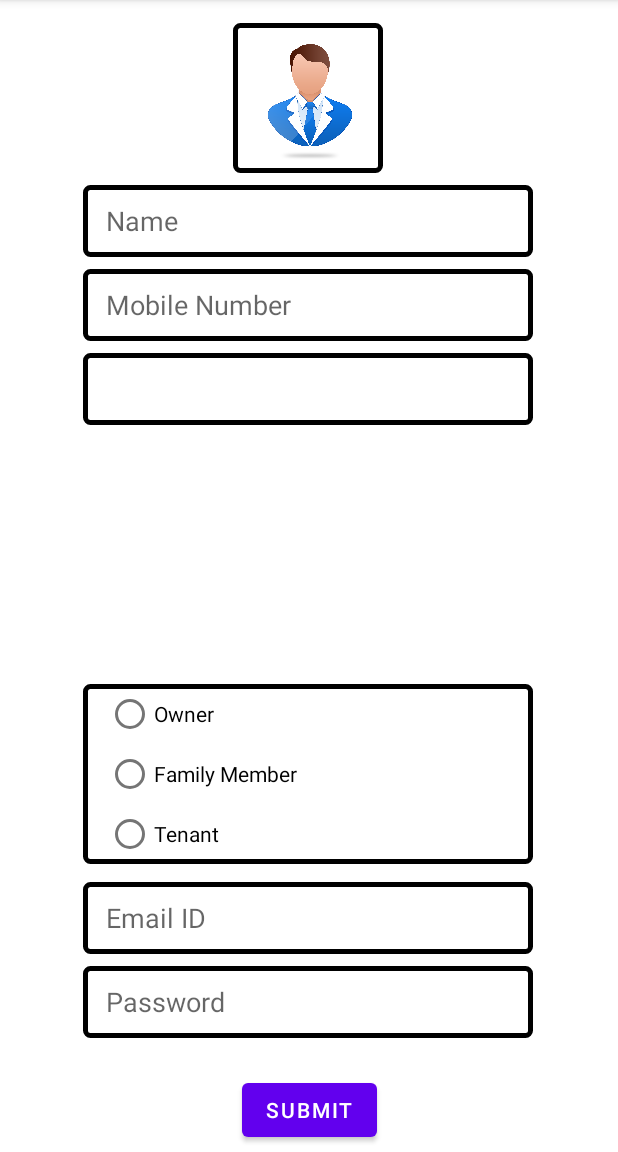
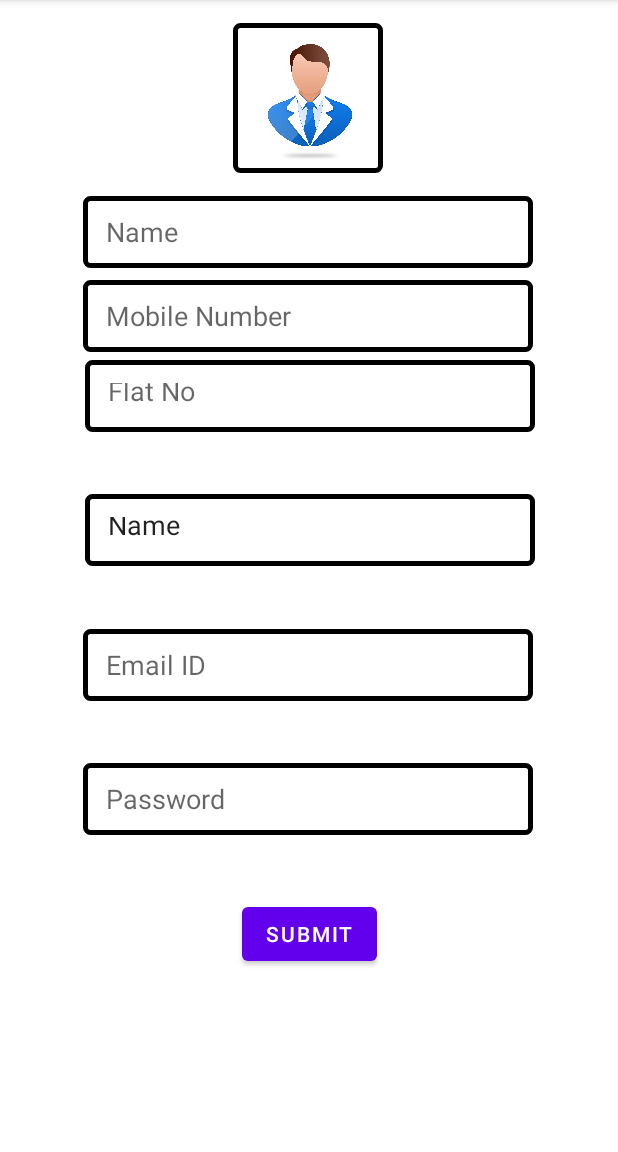
Before and after one commit to Mahesh0911/SmartSociety, an Android app: the registerPage screen opened directly, with no data from a screen before it, after a tap on "SUBMIT", on a phone screen of 412 x 824 dp, the part 84-1236 px from its top. Run offline under Robolectric (Android 15) with nearby library versions, the phone set to English and light mode, and no system bars; our stand-ins replace Firebase (no records; nobody signed in at launch, a user with empty details on screens opened directly).

```diff
--- a/app/src/main/java/com/example/smartsociety/Dashboard.java
+++ b/app/src/main/java/com/example/smartsociety/Dashboard.java
@@ -30,6 +30,7 @@ public class Dashboard extends AppCompatActivity {
     public Button alertbtn;
     public Button societybtn;
     public Switch switchTheme;
+
 
 
 
--- a/app/src/main/java/com/example/smartsociety/LoginActivity.java
+++ b/app/src/main/java/com/example/smartsociety/LoginActivity.java
@@ -114,7 +114,7 @@ public class LoginActivity extends AppCompatActivity {
             final EditText emailet= new EditText(this);
 
             // write the email using which you registered
-            emailet.setText("Email");
+            emailet.setHint("Enter Email");
             emailet.setMinEms(16);
             emailet.setInputType(InputType.TYPE_TEXT_VARIATION_EMAIL_ADDRESS);
             linearLayout.addView(emailet);
--- a/app/src/main/java/com/example/smartsociety/registerPage.java
+++ b/app/src/main/java/com/example/smartsociety/registerPage.java
@@ -9,14 +9,23 @@ import android.text.TextUtils;
 import android.view.View;
 import android.widget.Button;
 import android.widget.EditText;
+import android.widget.RadioGroup;
 import android.widget.Toast;
 
 import com.google.android.gms.tasks.OnCompleteListener;
 import com.google.android.gms.tasks.Task;
 import com.google.firebase.auth.AuthResult;
 import com.google.firebase.auth.FirebaseAuth;
+import com.google.firebase.database.FirebaseDatabase;
+
+import java.util.HashMap;
+import java.util.Map;
 
 public class registerPage extends AppCompatActivity{
+    public EditText name;
+    public EditText phone;
+    public EditText flatNo;
+    public EditText relationStatus;
     public EditText email;
     public EditText password;
     public Button submit;
@@ -26,6 +35,12 @@ public class registerPage extends AppCompatActivity{
     protected void onCreate(Bundle savedInstanceState) {
         super.onCreate(savedInstanceState);
         setContentView(R.layout.activity_register_page);
+        name=findViewById(R.id.name);
+        phone=findViewById(R.id.mobileno);
+        flatNo=findViewById(R.id.flatNo);
+        relationStatus=findViewById(R.id.relationStatus);
+
+
         submit=findViewById(R.id.submit) ;
         email=findViewById(R.id.email1) ;
         password=findViewById(R.id.Password);
@@ -36,20 +51,34 @@ public class registerPage extends AppCompatActivity{
             public void onClick(View view) {
                 String eml=email.getText().toString();
                 String pass=password.getText().toString();
-                if(TextUtils.isEmpty(eml) || TextUtils.isEmpty(pass)){
+                String nam=name.getText().toString();
+                String mno=phone.getText().toString();
+                String flat=flatNo.getText().toString();
+                String relStatus=relationStatus.getText().toString();
+
+                if(TextUtils.isEmpty(eml) || TextUtils.isEmpty(pass)|| TextUtils.isEmpty(nam)|| TextUtils.isEmpty(mno)|| TextUtils.isEmpty(flat)|| TextUtils.isEmpty(relStatus)){
                     Toast.makeText(registerPage.this, "Something Incorrect", Toast.LENGTH_SHORT).show();
                 }else{
-                    regist(eml,pass);
+                    regist(eml,pass,nam,mno,flat,relStatus);
                 }
             }
         });
     }
 
-    private void regist(String eml, String pass) {
+    private void regist(String eml, String pass, String nam, String mno, String flat,String relStatus) {
+        Map<String, String> map = new HashMap<>();
+        map.put("name", nam);
+        map.put("mobile_no",mno);
+        map.put("email", eml);
+        map.put("flat_no", flat);
+        map.put("relation_status",relStatus);
+
+
         firebaseAuth.createUserWithEmailAndPassword(eml,pass).addOnCompleteListener(registerPage.this, new OnCompleteListener<AuthResult>() {
             @Override
             public void onComplete(@NonNull Task<AuthResult> task) {
                 if(task.isSuccessful()){
+                    FirebaseDatabase.getInstance().getReference().child("Gokuldham_Society").push().setValue(map);
                     Toast.makeText(registerPage.this, "success", Toast.LENGTH_SHORT).show();
                     Intent intent=new Intent(registerPage.this,LoginActivity.class);
                     startActivity(intent);
--- a/app/src/main/res/layout/activity_register_page.xml
+++ b/app/src/main/res/layout/activity_register_page.xml
@@ -6,41 +6,6 @@
     android:layout_height="match_parent"
     android:touchscreenBlocksFocus="true">
 
-
-    <RadioGroup
-        android:id="@+id/typeOfMember"
-        android:layout_width="300dp"
-        android:layout_height="wrap_content"
-        android:layout_marginBottom="12dp"
-        android:background="@drawable/styles"
-        android:paddingStart="15dp"
-        app:layout_constraintBottom_toTopOf="@+id/email1"
-        app:layout_constraintEnd_toEndOf="parent"
-        app:layout_constraintHorizontal_bias="0.495"
-        app:layout_constraintStart_toStartOf="parent">
-
-        <RadioButton
-            android:id="@+id/owner"
-            android:layout_width="match_parent"
-            android:layout_height="40dp"
-            android:text="@string/owner"
-            tools:ignore="TouchTargetSizeCheck" />
-
-        <RadioButton
-            android:id="@+id/family_member"
-            android:layout_width="match_parent"
-            android:layout_height="40dp"
-            android:text="@string/family_member"
-            tools:ignore="TouchTargetSizeCheck" />
-
-        <RadioButton
-            android:id="@+id/tenant"
-            android:layout_width="match_parent"
-            android:layout_height="40dp"
-            android:text="@string/tenant"
-            tools:ignore="TouchTargetSizeCheck" />
-
-    </RadioGroup>
 
     <ImageView
         android:id="@+id/imageView2"
@@ -56,25 +21,11 @@
         app:layout_constraintTop_toTopOf="parent"
         tools:srcCompat="@drawable/user_logo" />
 
-    <ListView
-        android:layout_width="300dp"
-        android:layout_height="48dp"
-        android:layout_marginTop="8dp"
-        android:background="@drawable/styles"
-        android:cacheColorHint="#00FFFFFF"
-        android:minHeight="48dp"
-        android:paddingStart="15dp"
-        app:layout_constraintEnd_toEndOf="parent"
-        app:layout_constraintHorizontal_bias="0.495"
-        app:layout_constraintStart_toStartOf="parent"
-        app:layout_constraintTop_toBottomOf="@+id/mobileno"
-        tools:ignore="TouchTargetSizeCheck" />
-
     <EditText
         android:id="@+id/name"
         android:layout_width="300dp"
         android:layout_height="48dp"
-        android:layout_marginTop="8dp"
+        android:layout_marginTop="15dp"
         android:background="@drawable/styles"
         android:ems="10"
         android:hint="Name"
@@ -106,7 +57,6 @@
         android:id="@+id/email1"
         android:layout_width="300dp"
         android:layout_height="48dp"
-        android:layout_marginBottom="8dp"
         android:background="@drawable/styles"
         android:ems="10"
         android:hint="Email ID"
@@ -116,14 +66,13 @@
         app:layout_constraintEnd_toEndOf="parent"
         app:layout_constraintHorizontal_bias="0.495"
         app:layout_constraintStart_toStartOf="parent"
-        app:layout_constraintTop_toBottomOf="@+id/_dynamic"
-        app:layout_constraintVertical_bias="0.956" />
+        app:layout_constraintTop_toBottomOf="@+id/relationStatus"
+        app:layout_constraintVertical_bias="0.5" />
 
     <EditText
         android:id="@+id/Password"
         android:layout_width="300dp"
         android:layout_height="48dp"
-        android:layout_marginBottom="24dp"
         android:background="@drawable/styles"
         android:ems="10"
         android:hint="Password"
@@ -132,16 +81,52 @@
         app:layout_constraintBottom_toTopOf="@+id/submit"
         app:layout_constraintEnd_toEndOf="parent"
         app:layout_constraintHorizontal_bias="0.495"
-        app:layout_constraintStart_toStartOf="parent" />
+        app:layout_constraintStart_toStartOf="parent"
+        app:layout_constraintTop_toBottomOf="@+id/email1"
+        app:layout_constraintVertical_bias="0.5" />
 
     <Button
         android:id="@+id/submit"
         android:layout_width="wrap_content"
         android:layout_height="wrap_content"
-        android:layout_marginBottom="4dp"
+        android:layout_marginBottom="80dp"
         android:text="SUBMIT"
         app:layout_constraintBottom_toBottomOf="parent"
         app:layout_constraintEnd_toEndOf="parent"
-        app:layout_constraintStart_toStartOf="parent" />
+        app:layout_constraintStart_toStartOf="parent"
+        app:layout_constraintTop_toBottomOf="@+id/Password"
+        app:layout_constraintVertical_bias="0.5" />
+
+    <EditText
+        android:id="@+id/flatNo"
+        android:layout_width="300dp"
+        android:layout_height="48dp"
+        android:layout_marginTop="5dp"
+        android:background="@drawable/styles"
+        android:ems="10"
+        android:hint="Flat No"
+        android:inputType="number"
+        android:padding="15dp"
+        android:textColor="#000000"
+        app:layout_constraintEnd_toEndOf="parent"
+        app:layout_constraintHorizontal_bias="0.504"
+        app:layout_constraintStart_toStartOf="parent"
+        app:layout_constraintTop_toBottomOf="@+id/mobileno" />
+
+    <EditText
+        android:id="@+id/relationStatus"
+        android:layout_width="300dp"
+        android:layout_height="48dp"
+        android:background="@drawable/styles"
+        android:ems="10"
+        android:inputType="textPersonName"
+        android:padding="15dp"
+        android:text="Name"
+        app:layout_constraintBottom_toTopOf="@+id/email1"
+        app:layout_constraintEnd_toEndOf="parent"
+        app:layout_constraintHorizontal_bias="0.504"
+        app:layout_constraintStart_toStartOf="parent"
+        app:layout_constraintTop_toBottomOf="@+id/flatNo"
+        app:layout_constraintVertical_bias="0.141" />
 
 </androidx.constraintlayout.widget.ConstraintLayout>
```
